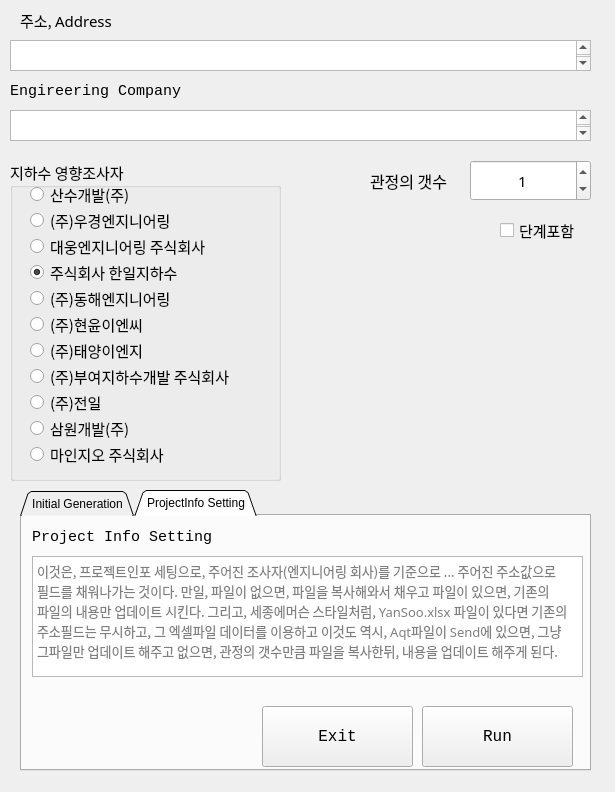
This is 11_util/totalcmd python/03_지하수 이용실태 조사표/10_QT YangSoo File Generator  V2/01_Original File/aqt_input.ui in ihanseol/04_PyhtonDemoDojang as Qt 5 draws it before an edit. The edited form follows.
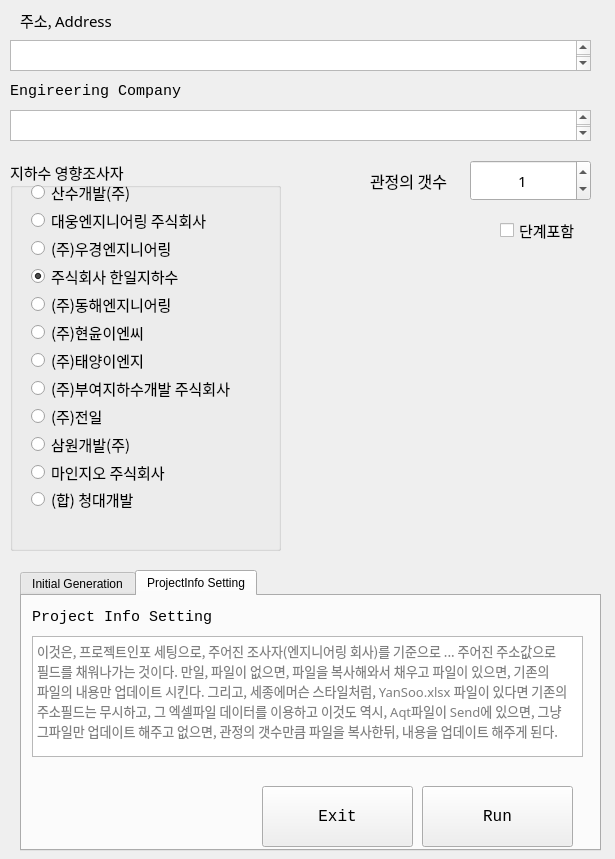
This is the edited form. The open tabs and pages were chosen to show the change.

The edit to the form file:
```diff
--- a/11_util/totalcmd python/03_지하수 이용실태 조사표/10_QT YangSoo File Generator  V2/01_Original File/aqt_input.ui
+++ b/11_util/totalcmd python/03_지하수 이용실태 조사표/10_QT YangSoo File Generator  V2/01_Original File/aqt_input.ui
@@ -7,7 +7,7 @@
     <x>0</x>
     <y>0</y>
     <width>615</width>
-    <height>792</height>
+    <height>859</height>
    </rect>
   </property>
   <property name="windowTitle">
@@ -18,8 +18,8 @@
     <property name="geometry">
      <rect>
       <x>20</x>
-      <y>490</y>
-      <width>571</width>
+      <y>570</y>
+      <width>581</width>
       <height>281</height>
      </rect>
     </property>
@@ -33,7 +33,7 @@
      <enum>QTabWidget::North</enum>
     </property>
     <property name="tabShape">
-     <enum>QTabWidget::Triangular</enum>
+     <enum>QTabWidget::Rounded</enum>
     </property>
     <property name="currentIndex">
      <number>0</number>
@@ -283,7 +283,7 @@
       <x>10</x>
       <y>160</y>
       <width>271</width>
-      <height>321</height>
+      <height>391</height>
      </rect>
     </property>
     <property name="font">
@@ -298,10 +298,10 @@
     <widget class="QRadioButton" name="radio11">
      <property name="geometry">
       <rect>
-       <x>20</x>
-       <y>284</y>
-       <width>161</width>
-       <height>21</height>
+       <x>21</x>
+       <y>301</y>
+       <width>218</width>
+       <height>22</height>
       </rect>
      </property>
      <property name="font">
@@ -317,10 +317,10 @@
     <widget class="QRadioButton" name="radio1">
      <property name="geometry">
       <rect>
-       <x>20</x>
-       <y>24</y>
-       <width>131</width>
-       <height>21</height>
+       <x>21</x>
+       <y>21</y>
+       <width>218</width>
+       <height>22</height>
       </rect>
      </property>
      <property name="font">
@@ -336,10 +336,10 @@
     <widget class="QRadioButton" name="radio5">
      <property name="geometry">
       <rect>
-       <x>20</x>
-       <y>128</y>
-       <width>161</width>
-       <height>21</height>
+       <x>21</x>
+       <y>133</y>
+       <width>218</width>
+       <height>22</height>
       </rect>
      </property>
      <property name="font">
@@ -355,10 +355,10 @@
     <widget class="QRadioButton" name="radio4">
      <property name="geometry">
       <rect>
-       <x>20</x>
-       <y>102</y>
-       <width>161</width>
-       <height>21</height>
+       <x>21</x>
+       <y>105</y>
+       <width>218</width>
+       <height>22</height>
       </rect>
      </property>
      <property name="font">
@@ -377,10 +377,10 @@
     <widget class="QRadioButton" name="radio2">
      <property name="geometry">
       <rect>
-       <x>20</x>
-       <y>76</y>
-       <width>201</width>
-       <height>21</height>
+       <x>21</x>
+       <y>49</y>
+       <width>218</width>
+       <height>22</height>
       </rect>
      </property>
      <property name="font">
@@ -396,10 +396,10 @@
     <widget class="QRadioButton" name="radio8">
      <property name="geometry">
       <rect>
-       <x>20</x>
-       <y>206</y>
-       <width>221</width>
-       <height>21</height>
+       <x>21</x>
+       <y>217</y>
+       <width>218</width>
+       <height>22</height>
       </rect>
      </property>
      <property name="font">
@@ -415,10 +415,10 @@
     <widget class="QRadioButton" name="radio6">
      <property name="geometry">
       <rect>
-       <x>20</x>
-       <y>154</y>
-       <width>121</width>
-       <height>21</height>
+       <x>21</x>
+       <y>161</y>
+       <width>218</width>
+       <height>22</height>
       </rect>
      </property>
      <property name="font">
@@ -434,10 +434,10 @@
     <widget class="QRadioButton" name="radio10">
      <property name="geometry">
       <rect>
-       <x>20</x>
-       <y>258</y>
-       <width>121</width>
-       <height>21</height>
+       <x>21</x>
+       <y>273</y>
+       <width>218</width>
+       <height>22</height>
       </rect>
      </property>
      <property name="font">
@@ -456,10 +456,10 @@
     <widget class="QRadioButton" name="radio7">
      <property name="geometry">
       <rect>
-       <x>20</x>
-       <y>180</y>
-       <width>131</width>
-       <height>21</height>
+       <x>21</x>
+       <y>189</y>
+       <width>218</width>
+       <height>22</height>
       </rect>
      </property>
      <property name="font">
@@ -475,10 +475,10 @@
     <widget class="QRadioButton" name="radio9">
      <property name="geometry">
       <rect>
-       <x>20</x>
-       <y>232</y>
-       <width>91</width>
-       <height>21</height>
+       <x>21</x>
+       <y>245</y>
+       <width>218</width>
+       <height>22</height>
       </rect>
      </property>
      <property name="font">
@@ -494,10 +494,10 @@
     <widget class="QRadioButton" name="radio3">
      <property name="geometry">
       <rect>
-       <x>20</x>
-       <y>50</y>
-       <width>161</width>
-       <height>21</height>
+       <x>21</x>
+       <y>77</y>
+       <width>218</width>
+       <height>22</height>
       </rect>
      </property>
      <property name="font">
@@ -510,6 +510,25 @@
       <string>(주)우경엔지니어링</string>
      </property>
     </widget>
+    <widget class="QRadioButton" name="radio12">
+     <property name="geometry">
+      <rect>
+       <x>21</x>
+       <y>329</y>
+       <width>218</width>
+       <height>21</height>
+      </rect>
+     </property>
+     <property name="font">
+      <font>
+       <family>맑은 고딕</family>
+       <pointsize>11</pointsize>
+      </font>
+     </property>
+     <property name="text">
+      <string>(합) 청대개발</string>
+     </property>
+    </widget>
    </widget>
    <widget class="QLabel" name="label_2">
     <property name="geometry">
```
Left out of the diff: 2 changed lines with no effect on the pictures.
